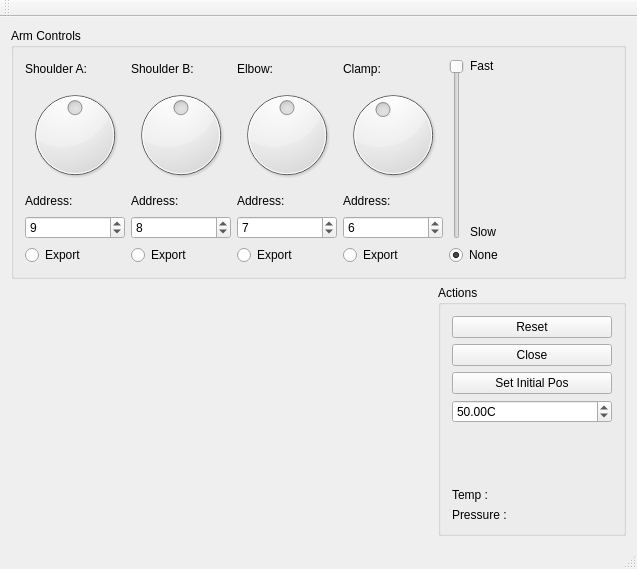
First picture: the form in RoboticArmCode/mainwindow.ui, repository kyriakouandreas/RoboticArm, before the edit.
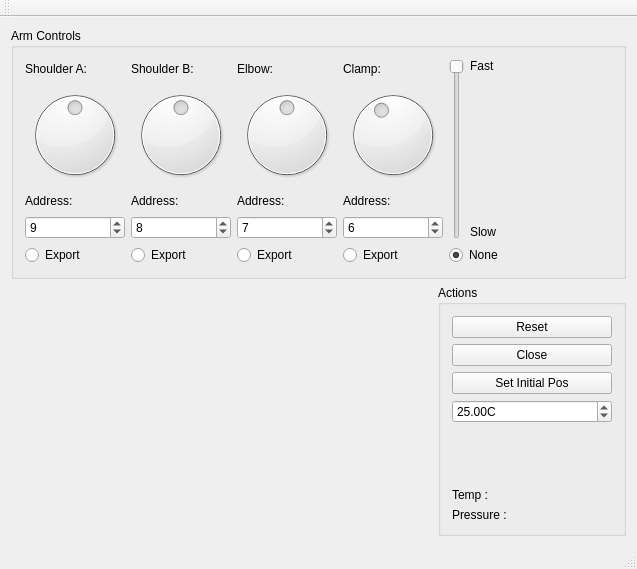
Second picture: the form after the edit. Custom widgets are drawn as their Qt base class.

```diff
--- a/RoboticArmCode/mainwindow.ui
+++ b/RoboticArmCode/mainwindow.ui
@@ -189,14 +189,17 @@
              </item>
              <item>
               <widget class="QDial" name="dial_MotorClamp">
+               <property name="minimum">
+                <number>65</number>
+               </property>
                <property name="maximum">
-                <number>35</number>
+                <number>125</number>
                </property>
                <property name="value">
-                <number>15</number>
+                <number>90</number>
                </property>
                <property name="sliderPosition">
-                <number>15</number>
+                <number>90</number>
                </property>
                <property name="invertedAppearance">
                 <bool>false</bool>
@@ -375,7 +378,7 @@
                 <double>0.100000000000000</double>
                </property>
                <property name="value">
-                <double>50.000000000000000</double>
+                <double>25.000000000000000</double>
                </property>
               </widget>
              </item>
```
